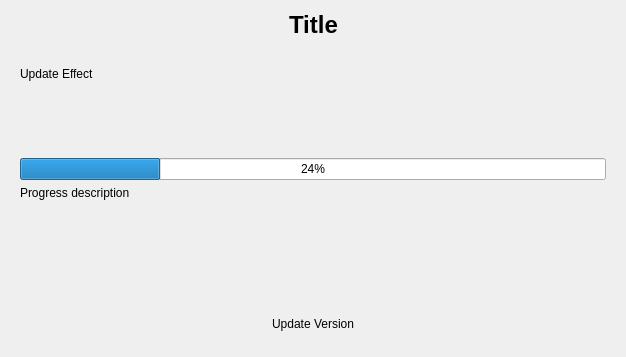
privacymachine/src, file libpm/WidgetInteraktiveUpdate.ui: the form before one commit; both pictures show x 0 to 626 and y 0 to 357 of the 626 by 616 pixel window.
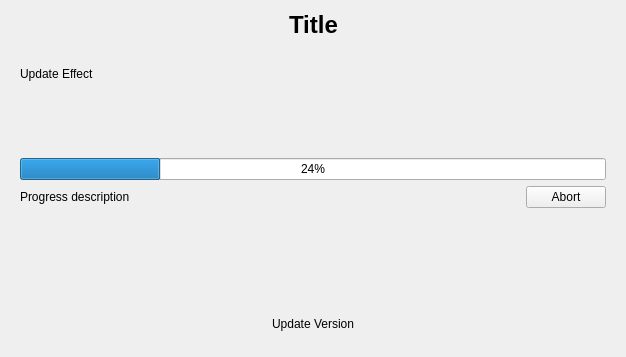
The form after the commit.

Patch:
```diff
--- a/libpm/WidgetInteraktiveUpdate.ui
+++ b/libpm/WidgetInteraktiveUpdate.ui
@@ -117,11 +117,35 @@
        </widget>
       </item>
       <item>
+       <layout class="QHBoxLayout" name="horizontalLayout_3">
+        <item>
        <widget class="QLabel" name="labelProgressBar">
         <property name="text">
          <string>Progress description</string>
         </property>
        </widget>
+        </item>
+        <item>
+         <spacer name="horizontalSpacer_6">
+          <property name="orientation">
+           <enum>Qt::Horizontal</enum>
+          </property>
+          <property name="sizeHint" stdset="0">
+           <size>
+            <width>40</width>
+            <height>20</height>
+           </size>
+          </property>
+         </spacer>
+        </item>
+        <item>
+         <widget class="QPushButton" name="buttonAbort">
+          <property name="text">
+           <string>Abort</string>
+          </property>
+         </widget>
+        </item>
+       </layout>
       </item>
      </layout>
     </widget>
```
Left out of the diff: 2 changed lines with no effect on the pictures. Lines whose indentation alone changed are shown as unchanged.
